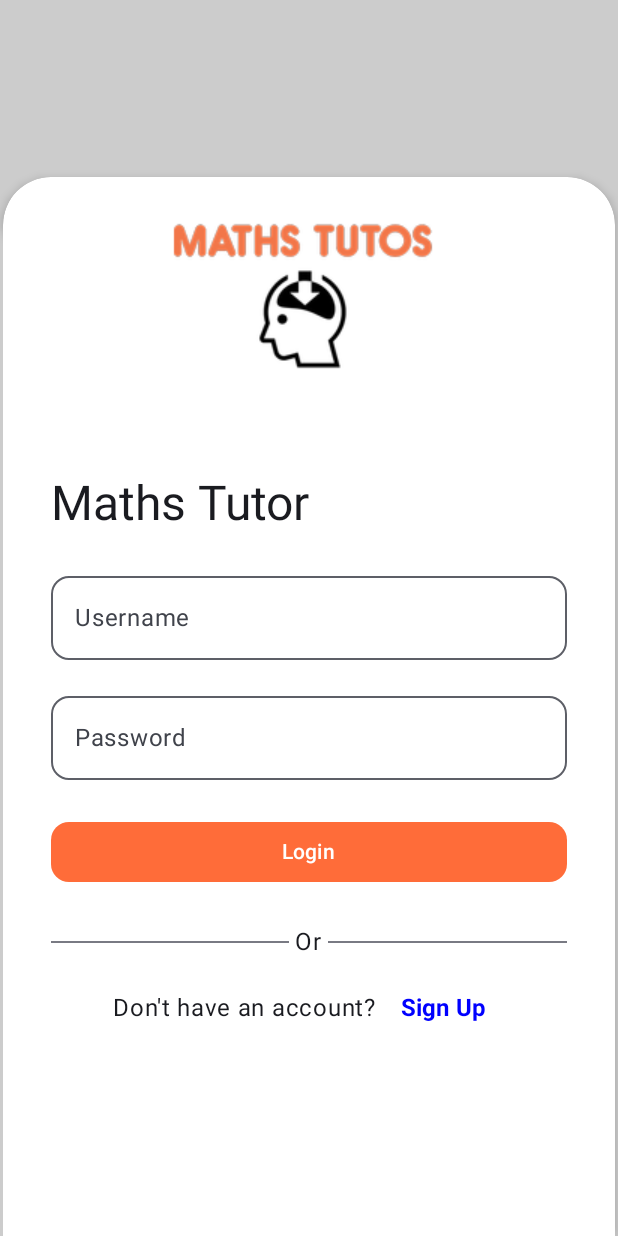
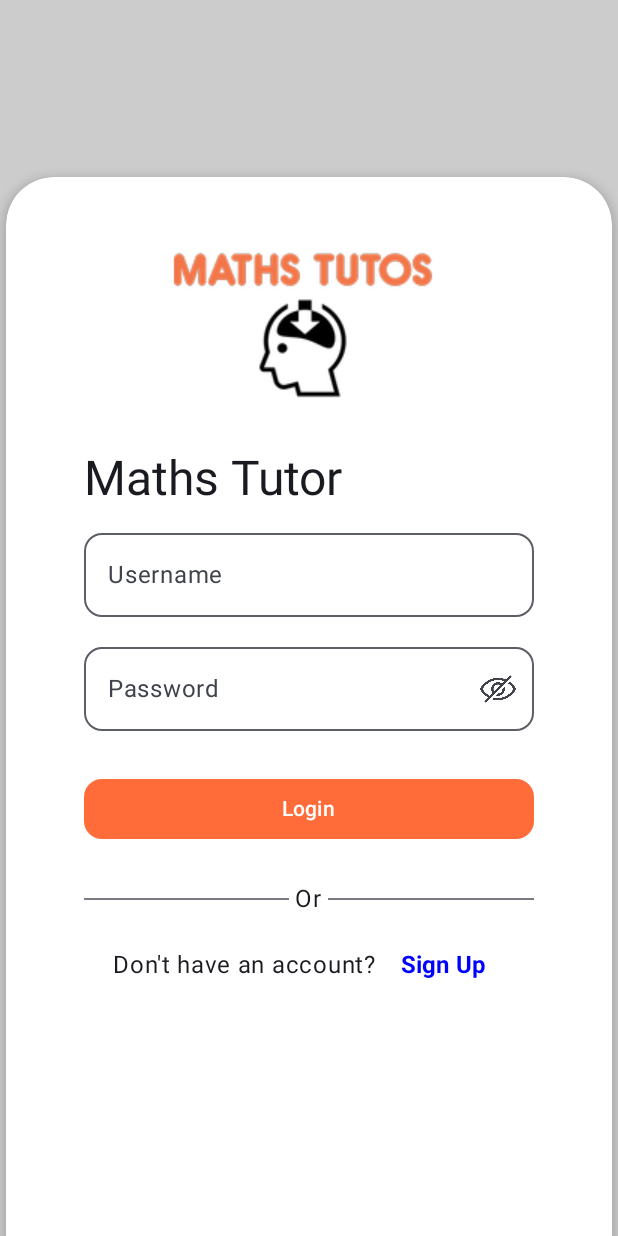
Before and after one commit to Varun-Sethi-Dev/Maths_Tutor_App, an Android app built with Jetpack Compose: the screen it shows after launch (MainActivity), after a tap on "Get Started", on a phone screen of 412 x 824 dp. Run offline under Robolectric (Android 15) with nearby library versions, the phone set to English and light mode, and no system bars.

Commit message:
"Locally Login db Added"

```diff
--- /dev/null
+++ b/app/src/main/java/com/example/maths_tutor_app/data/model/auth/AuthUiState.kt
@@ -0,0 +1,8 @@
+package com.example.maths_tutor_app.data.model.auth
+
+data class AuthUiState(
+    val email: String = "",
+    val password: String = "",
+    val userName: String = "",
+    val rePassword:String = ""
+)
--- /dev/null
+++ b/app/src/main/java/com/example/maths_tutor_app/data/model/auth/UserDatabase.kt
@@ -0,0 +1 @@
+package com.example.maths_tutor_app.data.model.auth
--- /dev/null
+++ b/app/src/main/java/com/example/maths_tutor_app/domain/authViewModel/AuthViewModel.kt
@@ -0,0 +1,33 @@
+package com.example.maths_tutor_app.domain.authViewModel
+
+import androidx.lifecycle.ViewModel
+import com.example.maths_tutor_app.data.model.auth.AuthUiState
+import kotlinx.coroutines.flow.MutableStateFlow
+import kotlinx.coroutines.flow.StateFlow
+import kotlinx.coroutines.flow.asStateFlow
+
+class AuthViewModel: ViewModel(){
+
+    private var _uiState = MutableStateFlow(AuthUiState())
+    val uiState :StateFlow<AuthUiState> = _uiState.asStateFlow()
+
+    fun onUsernameEntered(name:String){
+        _uiState.value = _uiState.value.copy(userName=name)
+    }
+    fun onPasswordEntered(data: String){
+        _uiState.value = _uiState.value.copy(password = data)
+    }
+    fun onRePasswordEntered(data: String){
+        _uiState.value = _uiState.value.copy(rePassword = data)
+    }
+
+    fun onEmailEntered(data: String) {
+        _uiState.value = _uiState.value.copy(email = data)
+    }
+    fun reset(){
+        _uiState.value = AuthUiState()
+    }
+    init {
+        reset()
+    }
+}
--- a/app/src/main/java/com/example/maths_tutor_app/domain/navigation/navigationManager.kt
+++ b/app/src/main/java/com/example/maths_tutor_app/domain/navigation/navigationManager.kt
@@ -8,20 +8,14 @@ import androidx.compose.animation.fadeOut
 import androidx.compose.animation.slideInVertically
 import androidx.compose.animation.slideOutVertically
 import androidx.compose.foundation.layout.fillMaxSize
-import androidx.compose.material3.Surface
 import androidx.compose.runtime.Composable
 import androidx.compose.ui.Modifier
 import androidx.compose.ui.platform.LocalContext
 import androidx.navigation.compose.NavHost
 import androidx.navigation.compose.composable
 import androidx.navigation.compose.rememberNavController
-import com.example.maths_tutor_app.presentation.ui.authenticationScreen.loginScreen.LogInScreen
-import com.example.maths_tutor_app.presentation.ui.authenticationScreen.signupScreen.SignUpScreen
-import com.example.maths_tutor_app.presentation.ui.homeScreen.courseCatalogScreen.CoursesScreen
+import com.example.maths_tutor_app.presentation.ui.authenticationScreen.authScreen.AuthScreen
 import com.example.maths_tutor_app.presentation.ui.homeScreen.courseCatalogScreen.HomeScreen
-import com.example.maths_tutor_app.presentation.ui.homeScreen.courseCatalogScreen.HomeTabType
-import com.example.maths_tutor_app.presentation.ui.homeScreen.courseCatalogScreen.OnGoingCoursesScreen
-import com.example.maths_tutor_app.presentation.ui.homeScreen.userProfleScreen.ProfileScreen
 import com.example.maths_tutor_app.presentation.ui.splashScreen.SplashScreen
 import com.example.maths_tutor_app.presentation.ui.welcomeScreen.WelcomeScreen
 
@@ -31,7 +25,6 @@ enum class AppScreens(val route: String) {
     LoginScreen(
         route = "login_screen"
     ),
-    SignupScreen(route = "signup_Screen"),
     HomeScreen(route = "home_screen"),
     HomeLessonsCatalogScreen(route = "home_lessons_catalog_screen"),
     HomeMyCourseCatalogScreen(
@@ -88,31 +81,19 @@ fun NavigationManager(modifier: Modifier = Modifier) {
             ) + fadeOut(tween(300, 0, LinearEasing), 0f)
 
         }) {
-            LogInScreen(onLoginClicked = {
-                navController.navigate(route = AppScreens.HomeScreen.route)
-            }, onSignUpClicked = {
-                navController.navigate(route = AppScreens.SignupScreen.route)
-            })
+            AuthScreen(
+                onLoginClicked = {
+                    navController.navigate(route = AppScreens.HomeScreen.route)
+                },
+                onTcClick = {
+                    Toast.makeText(context, "T&C", Toast.LENGTH_SHORT).show()
+                },
+                onCaClicked = {
+                    navController.navigate(route = AppScreens.HomeScreen.route)
+                }
+            )
         }
-        composable(route = AppScreens.SignupScreen.route, enterTransition = {
-            slideInVertically(
-                initialOffsetY = { it }, // Start from bottom of screen
-                animationSpec = tween(300, 0, LinearEasing)
-            ) + fadeIn(tween(300, 0, LinearEasing), 0f)
-        }, exitTransition = {
-            slideOutVertically(
-                targetOffsetY = { it }, animationSpec = tween(300, 0, LinearEasing)
-            ) + fadeOut(tween(300, 0, LinearEasing), 0f)
 
-        }) {
-            SignUpScreen(onLoginClick = {
-                navController.popBackStack()
-            }, onTC_click = {
-                Toast.makeText(context, "T&C", Toast.LENGTH_SHORT).show()
-            }) {
-                navController.navigate(route = AppScreens.HomeScreen.route)
-            }
-        }
         composable(route = AppScreens.HomeScreen.route, enterTransition = {
             slideInVertically(
                 initialOffsetY = { it }, // Start from bottom of screen
--- /dev/null
+++ b/app/src/main/java/com/example/maths_tutor_app/presentation/ui/authenticationScreen/authScreen/AuthScreen.kt
@@ -0,0 +1,115 @@
+package com.example.maths_tutor_app.presentation.ui.authenticationScreen.authScreen
+
+import androidx.compose.animation.AnimatedVisibility
+import androidx.compose.animation.animateColorAsState
+import androidx.compose.animation.core.LinearEasing
+import androidx.compose.animation.core.animateDpAsState
+import androidx.compose.animation.core.tween
+import androidx.compose.foundation.background
+import androidx.compose.foundation.layout.Box
+import androidx.compose.foundation.layout.Column
+import androidx.compose.foundation.layout.Spacer
+import androidx.compose.foundation.layout.fillMaxSize
+import androidx.compose.foundation.layout.fillMaxWidth
+import androidx.compose.foundation.layout.padding
+import androidx.compose.foundation.shape.RoundedCornerShape
+import androidx.compose.runtime.Composable
+import androidx.compose.runtime.LaunchedEffect
+import androidx.compose.runtime.collectAsState
+import androidx.compose.runtime.getValue
+import androidx.compose.runtime.mutableStateOf
+import androidx.compose.runtime.remember
+import androidx.compose.runtime.setValue
+import androidx.compose.ui.Modifier
+import androidx.compose.ui.draw.shadow
+import androidx.compose.ui.graphics.Color
+import androidx.compose.ui.tooling.preview.Preview
+import androidx.compose.ui.unit.dp
+import androidx.lifecycle.viewmodel.compose.viewModel
+import com.example.maths_tutor_app.domain.authViewModel.AuthViewModel
+import com.example.maths_tutor_app.presentation.ui.authenticationScreen.loginScreen.LogIn
+import com.example.maths_tutor_app.presentation.ui.authenticationScreen.signupScreen.SignUp
+
+@Preview(showBackground = true, showSystemUi = true)
+@Composable
+fun AuthScreen(
+    onSignUpClicked: () -> Unit = {},
+    onLoginClicked: () -> Unit = {},
+    onTcClick: () -> Unit = {},
+    onCaClicked: () -> Unit = {},
+    viewModel: AuthViewModel = viewModel<AuthViewModel>()
+) {
+    var isComposed by remember { mutableStateOf(false) }
+    LaunchedEffect(true) {
+        isComposed = true
+    }
+
+    val colorState by animateColorAsState(
+        targetValue = if (!isComposed) Color.White else Color.LightGray,
+        label = "",
+        animationSpec = tween(500, 150, LinearEasing)
+    )
+    var signUpState by remember { mutableStateOf(false) }
+    val verticalPadding = animateDpAsState(
+        targetValue = if (!signUpState) 20.dp else 0.dp,
+        label = ""
+
+    )
+    val uiState by viewModel.uiState.collectAsState()
+    Column(
+        Modifier
+            .fillMaxSize()
+            .background(colorState)
+    ) {
+        Spacer(
+            modifier = Modifier.weight(1f)
+        )
+
+        Box(
+            modifier = Modifier
+                .weight(6f)
+                .fillMaxWidth()
+                .padding(horizontal = 4.dp)
+                .shadow(4.dp, RoundedCornerShape(topStart = 32.dp, topEnd = 32.dp))
+                .background(
+                    Color.White, RoundedCornerShape(topStart = 32.dp, topEnd = 32.dp)
+                )
+                .padding(horizontal = 20.dp, vertical = verticalPadding.value)
+        ) {
+            if (!signUpState) {
+                LogIn(onLoginClicked = { onLoginClicked() },
+                    onSignUpClicked = {
+                        viewModel.reset()
+                        signUpState = !signUpState
+                    },
+                    username = uiState.userName,
+                    password = uiState.password,
+                    onUserNameChange = {
+                        viewModel.onUsernameEntered(it)
+                    },
+                    onPasswordChange = {
+                        viewModel.onPasswordEntered(it)
+                    }
+                )
+            } else {
+                SignUp(
+                    onTcClick = onTcClick,
+                    onLoginClick = {
+                        viewModel.reset()
+                        signUpState = !signUpState
+                    },
+                    onCaClicked = onCaClicked,
+                    username = uiState.userName,
+                    password = uiState.password,
+                    rePassword = uiState.rePassword,
+                    email = uiState.email,
+                    onUsernameChange = { viewModel.onUsernameEntered(it) },
+                    onPasswordChange = { viewModel.onPasswordEntered(it) },
+                    onRePasswordChange = { viewModel.onRePasswordEntered(it) },
+                    onEmailChange = { viewModel.onEmailEntered(it) },
+                )
+            }
+
+        }
+    }
+}
--- a/app/src/main/java/com/example/maths_tutor_app/presentation/ui/authenticationScreen/loginScreen/LogInScreen.kt
+++ b/app/src/main/java/com/example/maths_tutor_app/presentation/ui/authenticationScreen/loginScreen/LogInScreen.kt
@@ -1,12 +1,8 @@
 package com.example.maths_tutor_app.presentation.ui.authenticationScreen.loginScreen
 
-import androidx.compose.animation.animateColorAsState
-import androidx.compose.animation.core.LinearEasing
-import androidx.compose.animation.core.tween
 import androidx.compose.foundation.Image
-import androidx.compose.foundation.background
+import androidx.compose.foundation.clickable
 import androidx.compose.foundation.layout.Arrangement
-import androidx.compose.foundation.layout.Box
 import androidx.compose.foundation.layout.Column
 import androidx.compose.foundation.layout.Row
 import androidx.compose.foundation.layout.Spacer
@@ -14,28 +10,29 @@ import androidx.compose.foundation.layout.fillMaxSize
 import androidx.compose.foundation.layout.fillMaxWidth
 import androidx.compose.foundation.layout.height
 import androidx.compose.foundation.layout.padding
+import androidx.compose.foundation.layout.size
 import androidx.compose.foundation.shape.RoundedCornerShape
 import androidx.compose.material3.Button
 import androidx.compose.material3.ButtonDefaults
 import androidx.compose.material3.Divider
+import androidx.compose.material3.Icon
 import androidx.compose.material3.MaterialTheme
 import androidx.compose.material3.OutlinedTextField
 import androidx.compose.material3.Text
 import androidx.compose.material3.TextButton
 import androidx.compose.runtime.Composable
-import androidx.compose.runtime.LaunchedEffect
 import androidx.compose.runtime.getValue
 import androidx.compose.runtime.mutableStateOf
 import androidx.compose.runtime.remember
 import androidx.compose.runtime.setValue
 import androidx.compose.ui.Alignment
 import androidx.compose.ui.Modifier
-import androidx.compose.ui.draw.shadow
 import androidx.compose.ui.graphics.Color
 import androidx.compose.ui.layout.ContentScale
 import androidx.compose.ui.res.painterResource
 import androidx.compose.ui.text.font.FontWeight
 import androidx.compose.ui.text.input.PasswordVisualTransformation
+import androidx.compose.ui.text.input.VisualTransformation
 import androidx.compose.ui.text.style.TextAlign
 import androidx.compose.ui.tooling.preview.Preview
 import androidx.compose.ui.unit.dp
@@ -43,38 +40,14 @@ import androidx.compose.ui.unit.sp
 import com.example.maths_tutor_app.R
 import com.example.maths_tutor_app.presentation.theme.Orange
 
-@Preview(showBackground = true, showSystemUi = true)
+@Preview(showBackground = true)
 @Composable
-fun LogInScreen(onSignUpClicked: () -> Unit = {}, onLoginClicked: () -> Unit = {}) {
-    var isComposed by remember { mutableStateOf(false) }
-    LaunchedEffect(true) {
-        isComposed = true
-    }
-    val colorState by animateColorAsState(
-        targetValue = if (!isComposed) Color.White else Color.LightGray,
-        label = "",
-        animationSpec = tween(500, 150, LinearEasing)
-    )
-    Column(
-        Modifier
-            .fillMaxSize()
-            .background(colorState)
-    ) {
-        Spacer(
-            modifier = Modifier
-                .weight(1f)
-        )
-        Box(
-            modifier = Modifier
-                .weight(6f)
-                .fillMaxWidth()
-                .padding(horizontal = 2.dp)
-                .shadow(4.dp, RoundedCornerShape(topStart = 32.dp, topEnd = 32.dp))
-                .background(
-                    Color.White,
-                    RoundedCornerShape(topStart = 32.dp, topEnd = 32.dp)
-                ),
-            contentAlignment = Alignment.Center
+fun LogIn(onLoginClicked: () -> Unit={},
+          onSignUpClicked: () -> Unit={},
+          username:String="",
+          password:String="",
+          onUserNameChange:(String)->Unit={},
+          onPasswordChange:(String)->Unit={}
           ) {
     Column(
         modifier = Modifier
@@ -91,48 +64,47 @@ fun LogInScreen(onSignUpClicked: () -> Unit = {}, onLoginClicked: () -> Unit = {
                 .align(Alignment.CenterHorizontally),
             contentScale = ContentScale.Crop
         )
-                Spacer(modifier = Modifier.height(36.dp))
-                Box(
-                    modifier = Modifier
-                        .weight(4f)
-                        .padding(4.dp),
-                    contentAlignment = Alignment.Center
-                ) {
+
         Column(
             Modifier
-                            .fillMaxSize()
-                            .padding(8.dp)
+                .padding(12.dp)
+                .weight(4f)
         ) {
             Text(
                 text = "Maths Tutor",
                 style = MaterialTheme.typography.headlineLarge,
-                            modifier = Modifier.padding(top = 4.dp),
+                modifier = Modifier.padding(top = 4.dp, bottom = 4.dp),
                 textAlign = TextAlign.Center
             )
-                        Spacer(modifier = Modifier.height(16.dp))
 
             OutlinedTextField(
-                            value = "",
-                            onValueChange = { },
+                value = username,
+                onValueChange = {onUserNameChange(it) },
                 label = { Text("Username") },
                 modifier = Modifier
                     .fillMaxWidth()
                     .padding(vertical = 4.dp),
                 shape = RoundedCornerShape(12.dp)
             )
-
-                        Spacer(modifier = Modifier.height(8.dp))
-
+            var isPassVisible by remember { mutableStateOf(false) }
             OutlinedTextField(
-                            value = "",
-                            onValueChange = { },
-                            label = { Text("Password") },
+                value = password,
+                onValueChange = {onPasswordChange(it)},
+                shape = RoundedCornerShape(12.dp),
                 modifier = Modifier
                     .fillMaxWidth()
-                                .padding(vertical = 4.dp),
-                            visualTransformation = PasswordVisualTransformation(),
-                            shape = RoundedCornerShape(12.dp)
-                            //isPasswordVisibilityToggleEnabled = true // Enable password visibility toggle
+                    .padding(vertical = 8.dp),
+                label = { Text(text = "Password") },
+                trailingIcon = {
+                    Icon(painter = painterResource(id = if (isPassVisible) R.drawable.view else R.drawable.hide),
+                        contentDescription = "",
+                        modifier = Modifier
+                            .size(24.dp)
+                            .clickable {
+                                isPassVisible = !isPassVisible
+                            })
+                },
+                visualTransformation = if (isPassVisible) VisualTransformation.None else PasswordVisualTransformation()
             )
 
             Spacer(modifier = Modifier.height(16.dp))
@@ -160,13 +132,11 @@ fun LogInScreen(onSignUpClicked: () -> Unit = {}, onLoginClicked: () -> Unit = {
                 verticalAlignment = Alignment.CenterVertically
             ) {
                 Divider(
-                                modifier = Modifier
-                                    .weight(1f)
+                    modifier = Modifier.weight(1f)
                 )
                 Text(text = "Or", modifier = Modifier.padding(horizontal = 4.dp))
                 Divider(
-                                modifier = Modifier
-                                    .weight(1f)
+                    modifier = Modifier.weight(1f)
                 )
             }
             Row(
@@ -178,17 +148,13 @@ fun LogInScreen(onSignUpClicked: () -> Unit = {}, onLoginClicked: () -> Unit = {
             ) {
                 Text(text = "Don't have an account? ")
                 TextButton(
-                                onClick = { onSignUpClicked()},
-                                colors = ButtonDefaults.textButtonColors(contentColor = Color.Blue)
+                    onClick = {
+                        onSignUpClicked()
+                    }, colors = ButtonDefaults.textButtonColors(contentColor = Color.Blue)
                 ) { // Navigate to signup screen
                     Text(
-                                    text = "Sign Up",
-                                    fontWeight = FontWeight.Bold,
-                                    fontSize = 16.sp
+                        text = "Sign Up", fontWeight = FontWeight.Bold, fontSize = 16.sp
                     )
-                            }
-                        }
-                    }
                 }
             }
         }
--- a/gradle/libs.versions.toml
+++ b/gradle/libs.versions.toml
@@ -6,15 +6,20 @@ coreKtx = "1.12.0"
 junit = "4.13.2"
 junitVersion = "1.1.5"
 espressoCore = "3.5.1"
+kotlinxCoroutinesAndroid = "1.8.0"
 lifecycleRuntimeKtx = "2.7.0"
 activityCompose = "1.8.2"
 composeBom = "2023.08.00"
 navigationCompose = "2.7.7"
+roomRuntime = "2.6.1"
 
 [libraries]
 androidx-animation = { module = "androidx.compose.animation:animation", version.ref = "animation" }
 androidx-core-ktx = { group = "androidx.core", name = "core-ktx", version.ref = "coreKtx" }
 androidx-navigation-compose = { module = "androidx.navigation:navigation-compose", version.ref = "navigationCompose" }
+androidx-room-ktx = { module = "androidx.room:room-ktx", version.ref = "roomRuntime" }
+androidx-room-room-compiler = { module = "androidx.room:room-compiler", version.ref = "roomRuntime" }
+androidx-room-runtime = { module = "androidx.room:room-runtime", version.ref = "roomRuntime" }
 junit = { group = "junit", name = "junit", version.ref = "junit" }
 androidx-junit = { group = "androidx.test.ext", name = "junit", version.ref = "junitVersion" }
 androidx-espresso-core = { group = "androidx.test.espresso", name = "espresso-core", version.ref = "espressoCore" }
@@ -28,6 +33,7 @@ androidx-ui-tooling-preview = { group = "androidx.compose.ui", name = "ui-toolin
 androidx-ui-test-manifest = { group = "androidx.compose.ui", name = "ui-test-manifest" }
 androidx-ui-test-junit4 = { group = "androidx.compose.ui", name = "ui-test-junit4" }
 androidx-material3 = { group = "androidx.compose.material3", name = "material3" }
+kotlinx-coroutines-android = { module = "org.jetbrains.kotlinx:kotlinx-coroutines-android", version.ref = "kotlinxCoroutinesAndroid" }
 
 [plugins]
 android-application = { id = "com.android.application", version.ref = "agp" }
```
Also changed, not shown: app/build.gradle.kts (+10 -1 lines), app/src/main/java/com/example/maths_tutor_app/data/model/UserDao.kt (added, +30 -0 lines), app/src/main/java/com/example/maths_tutor_app/data/model/UserDatabase.kt (added, +27 -0 lines), app/src/main/java/com/example/maths_tutor_app/data/repository/OfflineUserRepository.kt (added, +28 -0 lines), app/src/main/java/com/example/maths_tutor_app/data/repository/UserRepository.kt (added, +16 -0 lines), app/src/main/java/com/example/maths_tutor_app/data/utils/User.kt (added, +17 -0 lines), app/src/main/java/com/example/maths_tutor_app/presentation/MainActivity.kt (+0 -16 lines), app/src/main/java/com/example/maths_tutor_app/presentation/ui/authenticationScreen/signupScreen/SignUpScreen.kt (+47 -42 lines). Lines whose indentation alone changed are shown as unchanged.
